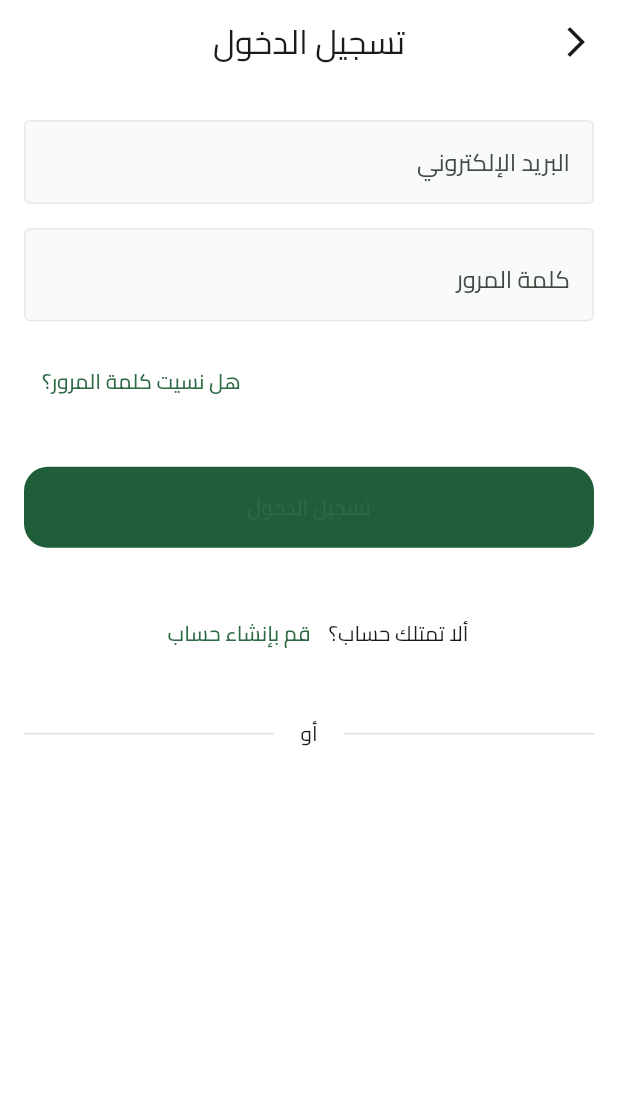
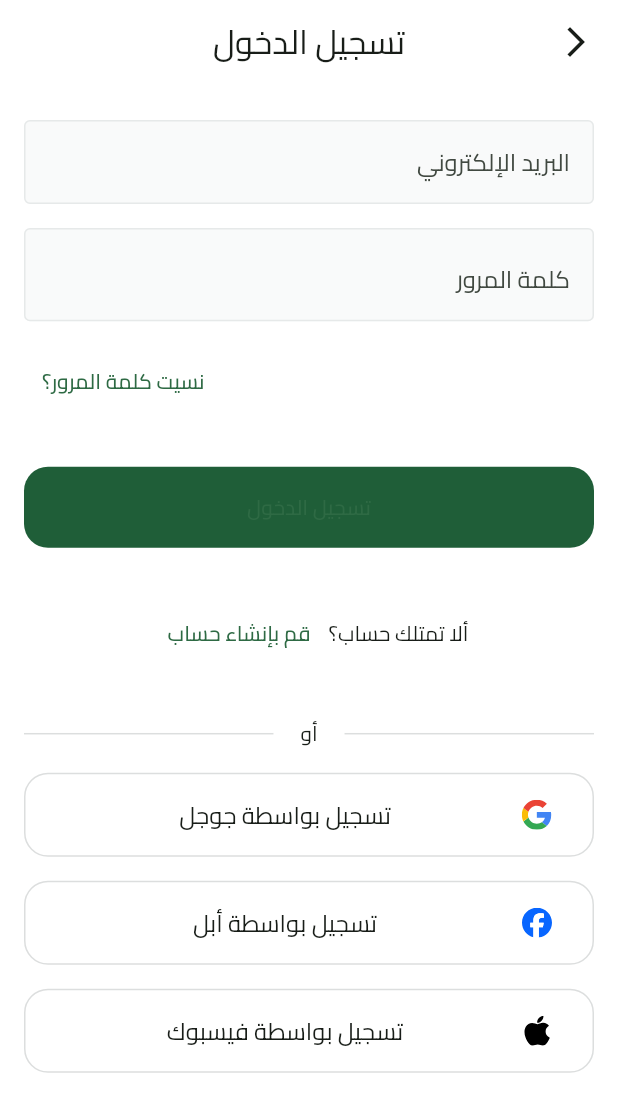
Before and after one commit to ahmedashraf-hub/Fruit-Hub, a Flutter app: the LoginView screen opened by its route, on a phone screen of 412 x 824 dp. Shown: the top 1112 px of the screen. Run offline on Flutter 3.47's test engine with Material 3 defaults, Android fonts, the phone set to English and light mode, and no system bars; our stand-ins replace dots_indicator, flutter_svg, shared_preferences; accounts and stored records are empty.

Commit message:
LoginViewBody done

```diff
--- a/lib/core/utils/app_assets.dart
+++ b/lib/core/utils/app_assets.dart
@@ -5,6 +5,18 @@
   /// Assets for imagesAppIcon
   /// assets/images/app_icon.png
   static const String imagesAppIcon = "assets/images/app_icon.png";
+
+  /// Assets for imagesLoginApplIcon
+  /// assets/images/login/appl_icon.svg
+  static const String imagesLoginApplIcon = "assets/images/login/appl_icon.svg";
+
+  /// Assets for imagesLoginFacebookIcon
+  /// assets/images/login/facebook_icon.svg
+  static const String imagesLoginFacebookIcon = "assets/images/login/facebook_icon.svg";
+
+  /// Assets for imagesLoginGoogleIcon
+  /// assets/images/login/google_icon.svg
+  static const String imagesLoginGoogleIcon = "assets/images/login/google_icon.svg";
 
   /// Assets for imagesOnbardingPageViewItem1BackgroundImage
   /// assets/images/onbarding/page_view_item1_background_image.svg
--- a/lib/features/auth/presentation/views/widgets/login_view_body.dart
+++ b/lib/features/auth/presentation/views/widgets/login_view_body.dart
@@ -1,11 +1,13 @@
 import 'package:flutter/material.dart';
 import 'package:fruit_hub/constants.dart';
+import 'package:fruit_hub/core/utils/app_assets.dart';
 import 'package:fruit_hub/core/utils/app_colors.dart';
 import 'package:fruit_hub/core/utils/app_text_styles.dart';
 import 'package:fruit_hub/core/widgets/custom_button.dart';
 import 'package:fruit_hub/core/widgets/custom_text_form_field.dart';
 import 'package:fruit_hub/core/widgets/don_not_have_an_account.dart';
 import 'package:fruit_hub/core/widgets/or_divider.dart';
+import 'package:fruit_hub/features/auth/presentation/views/widgets/social_login_button.dart';
 
 class LoginViewBody extends StatelessWidget {
   const LoginViewBody({super.key});
@@ -35,7 +37,7 @@
                 TextButton(
                   onPressed: () {},
                   child: Text(
-                    'هل نسيت كلمة المرور؟',
+                    'نسيت كلمة المرور؟',
                     style: AppTextStyles.semiBold13.copyWith(
                       color: AppColors.lightPrimaryColor,
                     ),
@@ -49,6 +51,25 @@
             DonNotHaveAnAccount(),
             const SizedBox(height: 33.0),
             const OrDivider(),
+            const SizedBox(height: 16.0),
+            SocialLoginButton(
+              title: 'تسجيل بواسطة جوجل',
+              image: Assets.imagesLoginGoogleIcon,
+              onPressed: () {},
+            ),
+            const SizedBox(height: 16.0),
+            SocialLoginButton(
+              title: 'تسجيل بواسطة أبل',
+              image: Assets.imagesLoginFacebookIcon,
+              onPressed: () {},
+            ),
+            const SizedBox(height: 16.0),
+            SocialLoginButton(
+              title: 'تسجيل بواسطة فيسبوك',
+              image: Assets.imagesLoginApplIcon,
+              onPressed: () {},
+            ),
+            const SizedBox(height: 33.0),
           ],
         ),
       ),
--- /dev/null
+++ b/lib/features/auth/presentation/views/widgets/social_login_button.dart
@@ -0,0 +1,40 @@
+import 'package:flutter/material.dart';
+import 'package:flutter_svg/svg.dart';
+import 'package:fruit_hub/core/utils/app_text_styles.dart';
+
+class SocialLoginButton extends StatelessWidget {
+  const SocialLoginButton({
+    super.key,
+    required this.title,
+    required this.image,
+    required this.onPressed,
+  });
+  final String title;
+  final String image;
+  final VoidCallback onPressed;
+  @override
+  Widget build(BuildContext context) {
+    return SizedBox(
+      width: double.infinity,
+      height: 56.0,
+      child: TextButton(
+        onPressed: onPressed,
+        style: TextButton.styleFrom(
+          shape: RoundedRectangleBorder(
+            side: const BorderSide(width: 1, color: Color(0XFFDCDEDE)),
+            borderRadius: BorderRadius.circular(16.0),
+          ),
+        ),
+        child: ListTile(
+          visualDensity: VisualDensity(vertical: VisualDensity.minimumDensity),
+          leading: SvgPicture.asset(image),
+          title: Text(
+            title,
+            textAlign: TextAlign.center,
+            style: AppTextStyles.semiBold16,
+          ),
+        ),
+      ),
+    );
+  }
+}
--- a/pubspec.yaml
+++ b/pubspec.yaml
@@ -68,6 +68,7 @@
     - assets/images/
     - assets/images/splash/
     - assets/images/onbarding/
+    - assets/images/login/
   # An image asset can refer to one or more resolution-specific "variants", see
   # https://flutter.dev/to/resolution-aware-images
   # For details regarding adding assets from package dependencies, see
```
Also changed, not shown: assets/images/login/appl_icon.svg (added), assets/images/login/facebook_icon.svg (added), assets/images/login/google_icon.svg (added).
